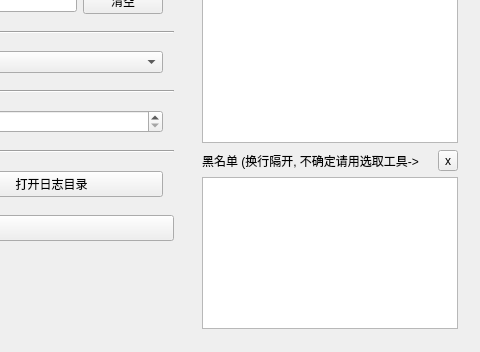
This is uuz_shortcut_icon/config_window.ui in LOVEUUZ/uuz_shortcut_icon as Qt 5 draws it before an edit; both pictures show x 362 to 842 and y 240 to 592 of the 842 by 592 pixel window. The edited form follows.
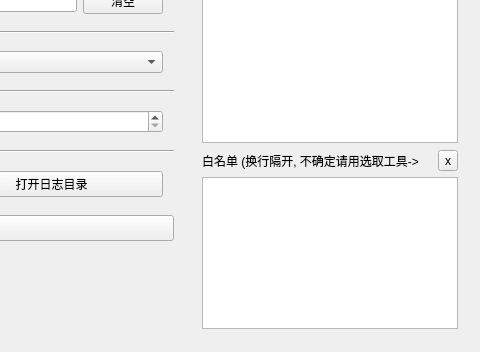
This is the edited form. Custom widgets are drawn as their Qt base class.

Commit message: [feature]: 添加白名单功能支持，并完善相关配置页面和配置操作

Diff of the .ui file:
```diff
--- a/uuz_shortcut_icon/config_window.ui
+++ b/uuz_shortcut_icon/config_window.ui
@@ -414,7 +414,7 @@
         <item>
          <widget class="QLabel" name="label_2">
           <property name="text">
-           <string>黑名单 (换行隔开, 不确定请用选取工具-&gt;</string>
+           <string>白名单 (换行隔开, 不确定请用选取工具-&gt;</string>
           </property>
          </widget>
         </item>
```
Left out of the diff: 2 changed lines with no effect on the pictures. The commit also changes 9 other files.
